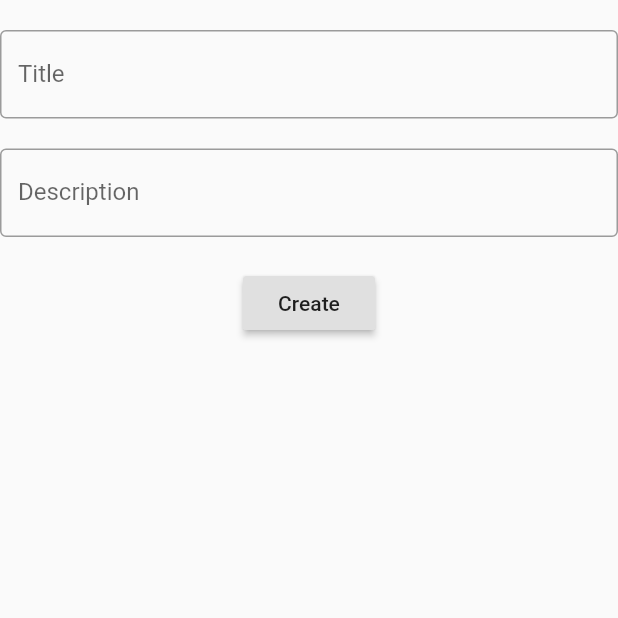
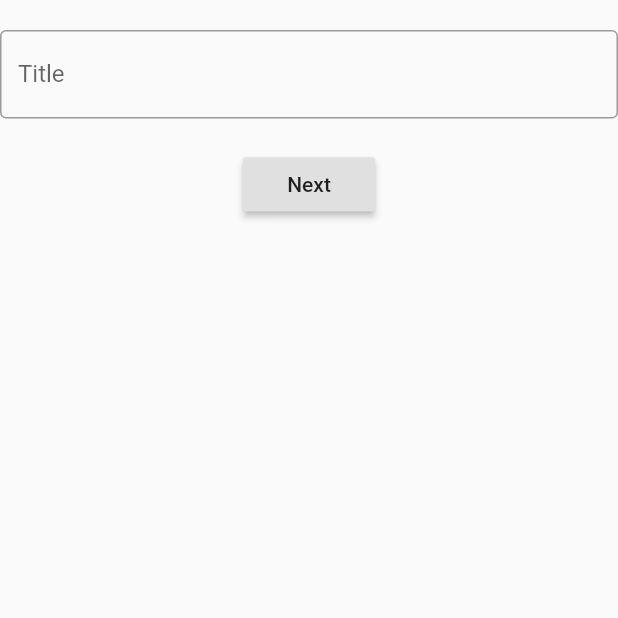
Before and after one commit to sgmsgood/bloc_flutter, a Flutter app: the screen it shows after launch, after a tap on an icon or button, on a phone screen of 412 x 824 dp, the top half of it. Run offline on Flutter 3.47's test engine with Material 2 defaults, Android fonts, the phone set to English and light mode, and no system bars; our stand-ins replace bloc, equatable, firebase_core, flutter_bloc, video_player; missing offline and left inert: dart:html, flutter_firestore_todos, qnsdk; accounts and stored records are empty; generated files the repository leaves out were written again.

Commit message:
1. depth 나누기...

```diff
--- a/bloc_todo_cubit/lib/main.dart
+++ b/bloc_todo_cubit/lib/main.dart
@@ -30,10 +30,10 @@ class MyApp extends StatelessWidget {
                 create: (context) => RepositoryCubit(context.read<InMemoryRepository>()),
                 child: TodoListPage(),
               ),
-          '/input': (context) => BlocProvider(
-                create: (context) => RepositoryCubit(context.read<InMemoryRepository>()),
-                child: TodoInputPage(),
-              ),
+          // '/input': (context) => BlocProvider(
+          //       create: (context) => RepositoryCubit(context.read<InMemoryRepository>()),
+          //       child: TodoInputPage(),
+          //     ),
         },
       ),
     );
--- /dev/null
+++ b/bloc_todo_cubit/lib/ui/todo_input_title.dart
@@ -0,0 +1,73 @@
+import 'package:bloc_todo_cubit/ui/todo_input_description.dart';
+import 'package:flutter/cupertino.dart';
+import 'package:flutter/material.dart';
+import 'package:flutter_bloc/flutter_bloc.dart';
+
+import '../repository.dart';
+import '../repository_cubit.dart';
+
+class TodoInPutTitle extends StatelessWidget {
+  final title = TextEditingController();
+
+  @override
+  Widget build(BuildContext context) {
+    return BlocBuilder<RepositoryCubit, ModelState>(
+      builder: (_, state) {
+        if (state is LoadedAllState) {
+          return _buildInputTitle(context);
+        } else {
+          return Container();
+        }
+      },
+    );
+
+  }
+
+  Widget _buildInputTitle(BuildContext context){
+    return Scaffold(
+      body: SafeArea(
+        child: Column(
+          mainAxisSize: MainAxisSize.max,
+          crossAxisAlignment: CrossAxisAlignment.center,
+          children: [
+            Container(height: 20),
+            _titleInputTextForm(),
+            Container(height: 20),
+            _raisedButton(context),
+          ],
+        ),
+      ),
+    );
+  }
+
+  Widget _titleInputTextForm() {
+    return TextField(
+      decoration: InputDecoration(
+        border: OutlineInputBorder(),
+        labelText: 'Title',
+      ),
+      controller: title,
+    );
+  }
+
+  Widget _raisedButton(BuildContext context) {
+    return RaisedButton(
+      onPressed: () {
+        _pushInputDescriptionPage(context);
+      },
+      child: Text("Next"),
+    );
+  }
+
+  void _pushInputDescriptionPage(BuildContext context) {
+    Navigator.push(
+      context,
+      MaterialPageRoute(
+          builder: (context) => BlocProvider(
+            create: (context) => RepositoryCubit(context.read<InMemoryRepository>()),
+            child: TodoInputDescription(),
+          )
+      ),
+    );
+  }
+}
--- a/bloc_todo_cubit/lib/ui/todolist_page.dart
+++ b/bloc_todo_cubit/lib/ui/todolist_page.dart
@@ -1,8 +1,10 @@
 import 'dart:developer';
 
+import 'package:bloc_todo_cubit/ui/todo_input_title.dart';
 import 'package:flutter/material.dart';
 import 'package:flutter_bloc/flutter_bloc.dart';
 
+import '../repository.dart';
 import '../repository_cubit.dart';
 import '../todo_model.dart';
 
@@ -11,23 +13,19 @@ class TodoListPage extends StatelessWidget {
   Widget build(BuildContext context) {
     return Scaffold(
       body: SafeArea(
-        child: Expanded(
         child: Container(
           height: double.maxFinite,
-            child: Expanded(
           child: Column(
             children: [
               RaisedButton(
                 onPressed: () {
-                      Navigator.pushNamed(context, '/input');
+                  _pushInputTitlePage(context);
                 },
                 child: Text('+'),
               ),
               BlocBuilder<RepositoryCubit, ModelState>(
                 builder: (_, state) {
-                      log("@!!listPageState: $state");
                   if (state is LoadedAllState) {
-                        log("@!!LoadedAllState");
                     return _buildTodoList(context, state.todos);
                   } else {
                     return Container();
@@ -35,8 +33,6 @@ class TodoListPage extends StatelessWidget {
                 },
               ),
             ],
-              ),
-            ),
           ),
         ),
       ),
@@ -84,4 +80,16 @@ class TodoListPage extends StatelessWidget {
       ),
     );
   }
+
+  void _pushInputTitlePage(BuildContext context) {
+    Navigator.push(
+      context,
+      MaterialPageRoute(
+          builder: (context) => BlocProvider(
+            create: (context) => RepositoryCubit(context.read<InMemoryRepository>()),
+            child: TodoInPutTitle(),
+          )
+      ),
+    );
   }
+}
```
Also changed, not shown: bloc_todo_cubit/lib/ui/todo_input_description.dart (added, +40 -0 lines), bloc_todo_cubit/lib/ui/todo_input_page.dart (+12 -8 lines). Lines whose indentation alone changed are shown as unchanged.
